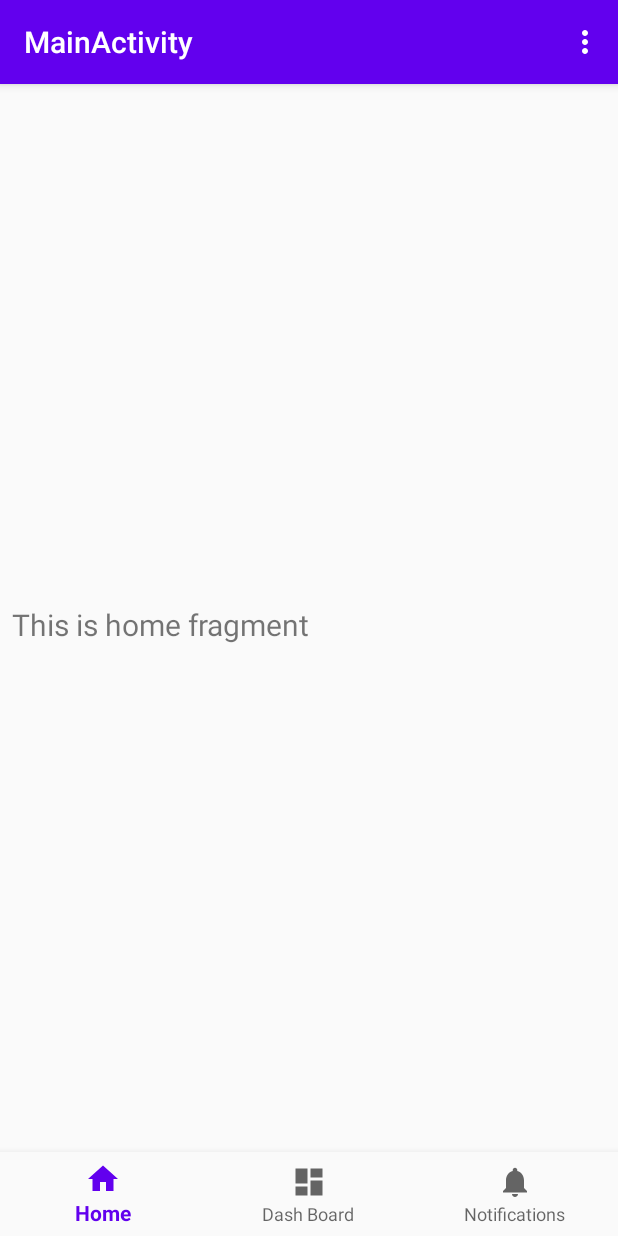
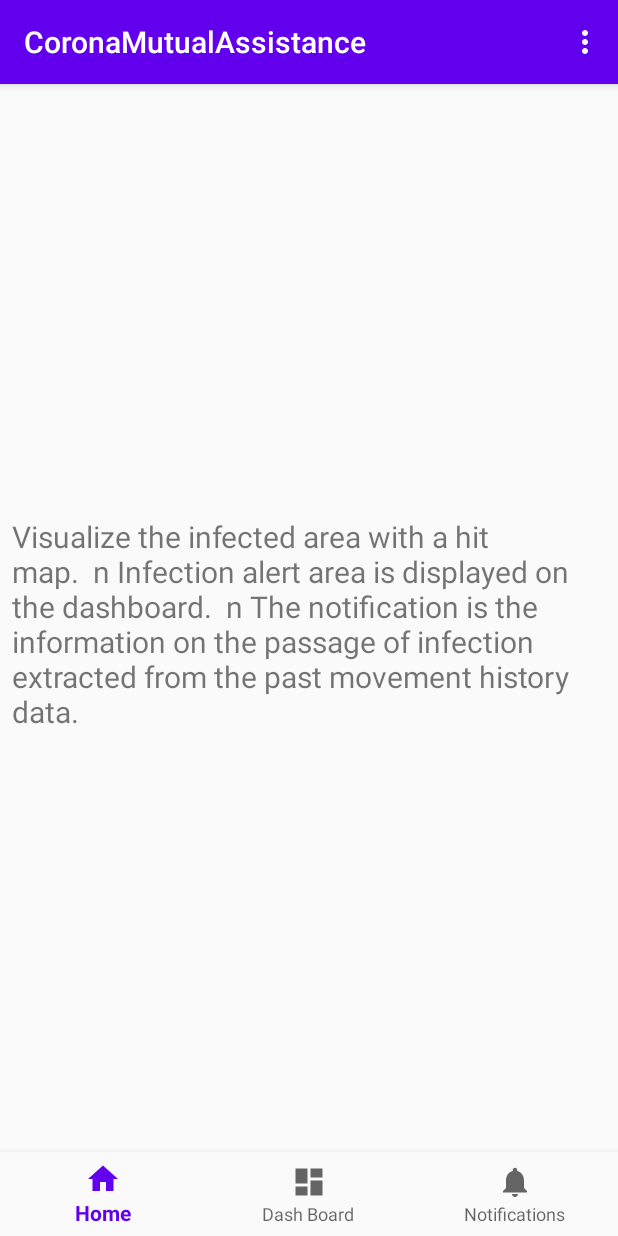
Before and after one commit to tofumiyoshi/coronafighter, an Android app: the screen it shows after launch (MainActivity), on a phone screen of 412 x 824 dp. Run offline under Robolectric (Android 15) with nearby library versions, the phone set to English and light mode, and no system bars; our stand-ins replace AdMob, Firebase (no records; nobody signed in at launch, a user with empty details on screens opened directly), navigation-ui; libraries missing offline, so code that uses them is left out: com.firebase.ui, com.google.maps.android; 2 statements that could not run were skipped.

Commit message:
文字列など

```diff
--- a/coronafighter/app/src/main/res/values/strings.xml
+++ b/coronafighter/app/src/main/res/values/strings.xml
@@ -1,5 +1,5 @@
 <resources>
-    <string name="app_name" translatable="false">coronamutualassistance</string>
+    <string name="app_name" translatable="false">CoronaMutualAssistance</string>
     <string name="title_activity_maps">CoronaMutualAssistance</string>
     <string name="logout">Logout</string>
     <string name="trace_position_start">Trace Position Start</string>
@@ -12,10 +12,12 @@
     <string name="infection_report_confirm_msg">Add new coronavirus infection area. is this good?</string>
     <string name="infection_report_confirm_msg_by_tracing">Add new coronavirus infection area based on historical data. is this good?</string>
     <string name="infection_area_delete_msg">Delete coronavirus infection area. is this good?</string>
-    <string name="title_activity_main">MainActivity</string>
+    <string name="title_activity_main">CoronaMutualAssistance</string>
     <string name="title_home">Home</string>
     <string name="title_dashboard">Dash Board</string>
     <string name="title_notifications">Notifications</string>
-    <string name="home_msg">This is home fragment</string>
+    <string name="home_msg">Visualize the infected area with a hit map. \ n
+        Infection alert area is displayed on the dashboard. \ n
+        The notification is the information on the passage of infection extracted from the past movement history data.</string>
 
 </resources>
```
Also changed, not shown: 1 other file.
